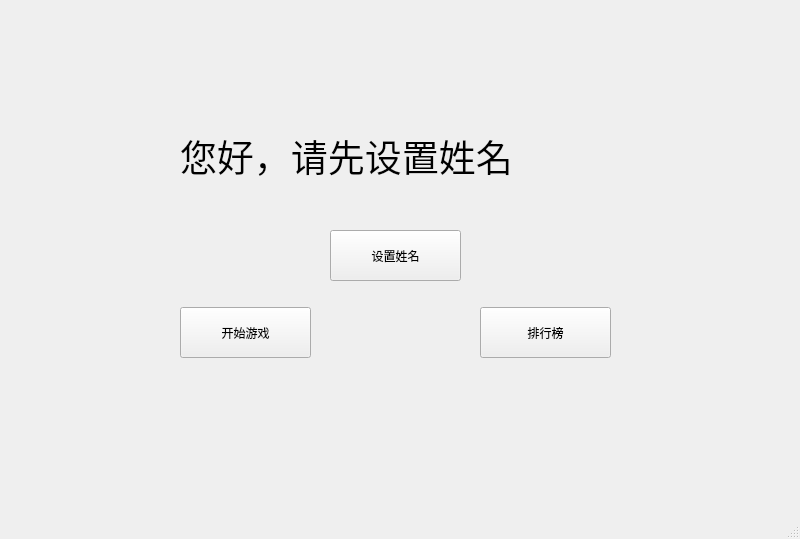
This is cbejeweleddlg.ui in wgananh/Formal_Brmal_Bejeweled as Qt 5 draws it before an edit. The edited form follows.
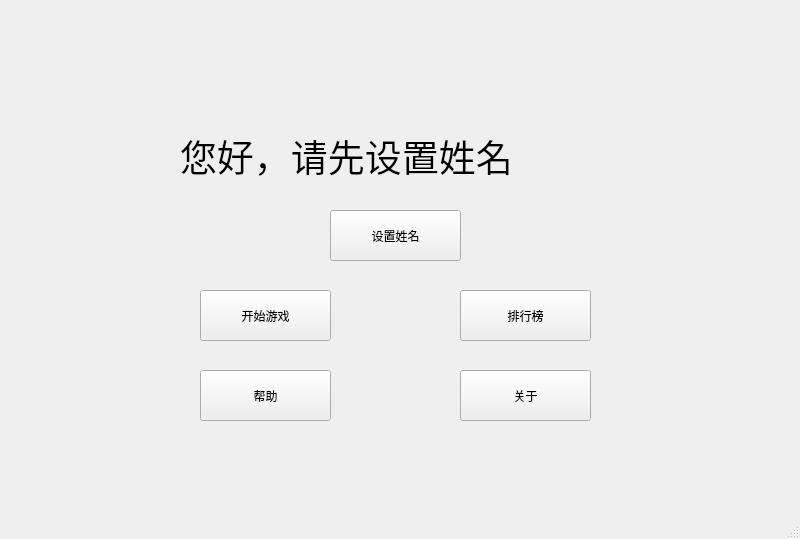
This is the edited form. Icons and pictures are not drawn.

Commit message: 王汉功：加了help界面，全面美化界面

Diff of the .ui file:
```diff
--- a/cbejeweleddlg.ui
+++ b/cbejeweleddlg.ui
@@ -21,8 +21,8 @@
    <widget class="QPushButton" name="btn_mainToGame">
     <property name="geometry">
      <rect>
-      <x>180</x>
-      <y>307</y>
+      <x>200</x>
+      <y>290</y>
       <width>131</width>
       <height>51</height>
      </rect>
@@ -38,8 +38,8 @@
    <widget class="QPushButton" name="btn_mainToRank">
     <property name="geometry">
      <rect>
-      <x>480</x>
-      <y>307</y>
+      <x>460</x>
+      <y>290</y>
       <width>131</width>
       <height>51</height>
      </rect>
@@ -75,7 +75,7 @@
     <property name="geometry">
      <rect>
       <x>330</x>
-      <y>230</y>
+      <y>210</y>
       <width>131</width>
       <height>51</height>
      </rect>
@@ -88,6 +88,40 @@
      <string>设置姓名</string>
     </property>
    </widget>
+   <widget class="QPushButton" name="btn_help">
+    <property name="geometry">
+     <rect>
+      <x>200</x>
+      <y>370</y>
+      <width>131</width>
+      <height>51</height>
+     </rect>
+    </property>
+    <property name="styleSheet">
+     <string notr="true">border-image: url(:/new/picture/pushbotton_background.png);
+font: 75 11pt &quot;微软雅黑&quot;;</string>
+    </property>
+    <property name="text">
+     <string>帮助</string>
+    </property>
+   </widget>
+   <widget class="QPushButton" name="btn_about">
+    <property name="geometry">
+     <rect>
+      <x>460</x>
+      <y>370</y>
+      <width>131</width>
+      <height>51</height>
+     </rect>
+    </property>
+    <property name="styleSheet">
+     <string notr="true">border-image: url(:/new/picture/pushbotton_background.png);
+font: 75 11pt &quot;微软雅黑&quot;;</string>
+    </property>
+    <property name="text">
+     <string>关于</string>
+    </property>
+   </widget>
   </widget>
   <widget class="QMenuBar" name="menubar">
    <property name="geometry">
```
Left out of the diff: 2 changed lines with no effect on the pictures. The commit also changes 15 other files.
